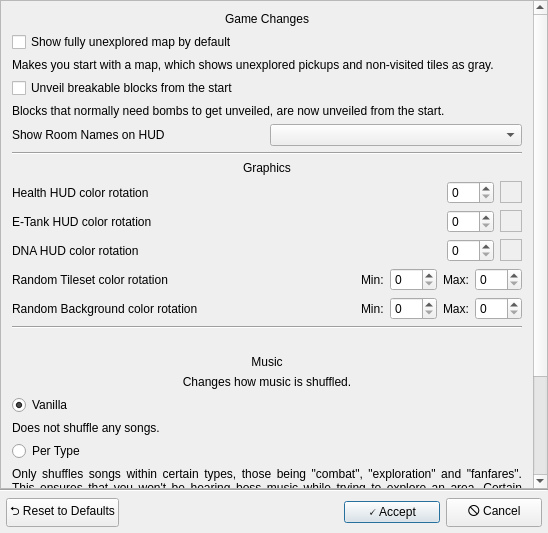
The window that randovania/games/am2r/gui/ui_files/am2r_cosmetic_patches_dialog.ui (randovania/randovania) describes before a commit, drawn with Qt 5.
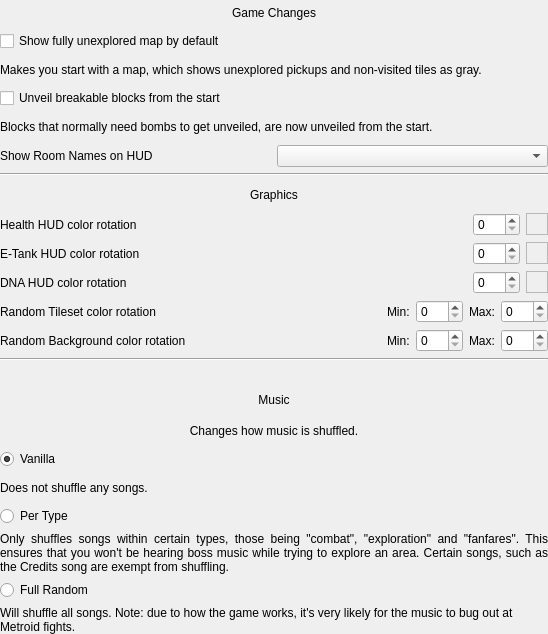
The same window after the commit.

```diff
--- a/randovania/games/am2r/gui/ui_files/am2r_cosmetic_patches_dialog.ui
+++ b/randovania/games/am2r/gui/ui_files/am2r_cosmetic_patches_dialog.ui
@@ -1,13 +1,13 @@
 <?xml version="1.0" encoding="UTF-8"?>
 <ui version="4.0">
  <class>AM2RCosmeticPatchesDialog</class>
- <widget class="QDialog" name="AM2RCosmeticPatchesDialog">
+ <widget class="QWidget" name="AM2RCosmeticPatchesDialog">
   <property name="geometry">
    <rect>
     <x>0</x>
     <y>0</y>
     <width>548</width>
-    <height>533</height>
+    <height>634</height>
    </rect>
   </property>
   <property name="windowTitle">
@@ -15,7 +15,7 @@
   </property>
   <layout class="QVBoxLayout" name="verticalLayout_2">
    <property name="spacing">
-    <number>0</number>
+    <number>6</number>
    </property>
    <property name="leftMargin">
     <number>0</number>
@@ -29,21 +29,6 @@
    <property name="bottomMargin">
     <number>0</number>
    </property>
-   <item>
-    <widget class="QScrollArea" name="scrollArea">
-     <property name="widgetResizable">
-      <bool>true</bool>
-     </property>
-     <widget class="QWidget" name="scroll_area_contents">
-      <property name="geometry">
-       <rect>
-        <x>0</x>
-        <y>0</y>
-        <width>532</width>
-        <height>744</height>
-       </rect>
-      </property>
-      <layout class="QVBoxLayout" name="verticalLayout">
        <item>
         <widget class="QLabel" name="label">
          <property name="text">
@@ -460,104 +445,6 @@
           <bool>true</bool>
          </property>
         </widget>
-       </item>
-       <item>
-        <spacer name="verticalSpacer">
-         <property name="orientation">
-          <enum>Qt::Orientation::Vertical</enum>
-         </property>
-         <property name="sizeHint" stdset="0">
-          <size>
-           <width>20</width>
-           <height>40</height>
-          </size>
-         </property>
-        </spacer>
-       </item>
-      </layout>
-     </widget>
-    </widget>
-   </item>
-   <item>
-    <widget class="Line" name="line_3">
-     <property name="orientation">
-      <enum>Qt::Orientation::Horizontal</enum>
-     </property>
-    </widget>
-   </item>
-   <item>
-    <layout class="QHBoxLayout" name="footer_layout">
-     <property name="leftMargin">
-      <number>6</number>
-     </property>
-     <property name="topMargin">
-      <number>6</number>
-     </property>
-     <property name="rightMargin">
-      <number>6</number>
-     </property>
-     <property name="bottomMargin">
-      <number>6</number>
-     </property>
-     <item>
-      <widget class="QPushButton" name="reset_button">
-       <property name="text">
-        <string notr="true">⮌ Reset to Defaults</string>
-       </property>
-       <property name="autoDefault">
-        <bool>true</bool>
-       </property>
-      </widget>
-     </item>
-     <item>
-      <spacer name="horizontalSpacer_2">
-       <property name="orientation">
-        <enum>Qt::Orientation::Horizontal</enum>
-       </property>
-       <property name="sizeHint" stdset="0">
-        <size>
-         <width>40</width>
-         <height>20</height>
-        </size>
-       </property>
-      </spacer>
-     </item>
-     <item>
-      <widget class="QPushButton" name="accept_button">
-       <property name="minimumSize">
-        <size>
-         <width>96</width>
-         <height>0</height>
-        </size>
-       </property>
-       <property name="text">
-        <string notr="true">🗸 Accept</string>
-       </property>
-       <property name="autoDefault">
-        <bool>true</bool>
-       </property>
-       <property name="default">
-        <bool>true</bool>
-       </property>
-      </widget>
-     </item>
-     <item>
-      <widget class="QPushButton" name="cancel_button">
-       <property name="minimumSize">
-        <size>
-         <width>96</width>
-         <height>0</height>
-        </size>
-       </property>
-       <property name="text">
-        <string notr="true">🛇 Cancel</string>
-       </property>
-       <property name="autoDefault">
-        <bool>true</bool>
-       </property>
-      </widget>
-     </item>
-    </layout>
    </item>
   </layout>
  </widget>
```
Lines whose indentation alone changed are shown as unchanged.
